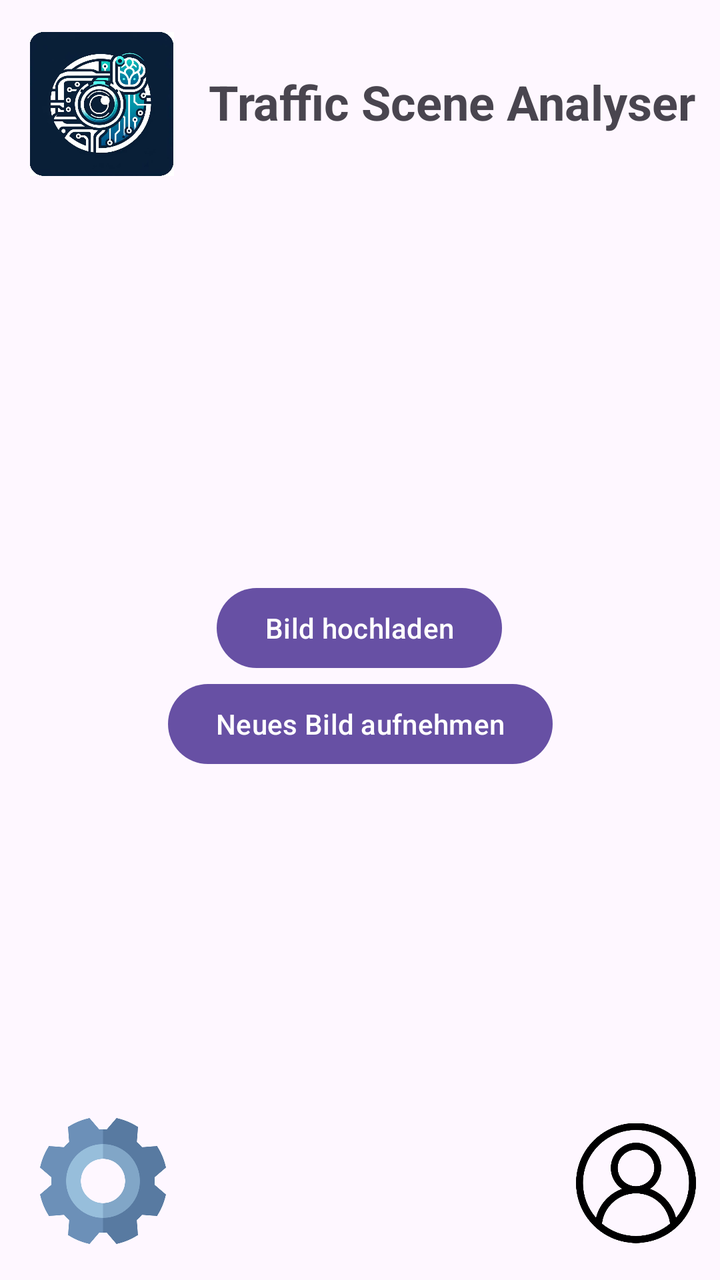
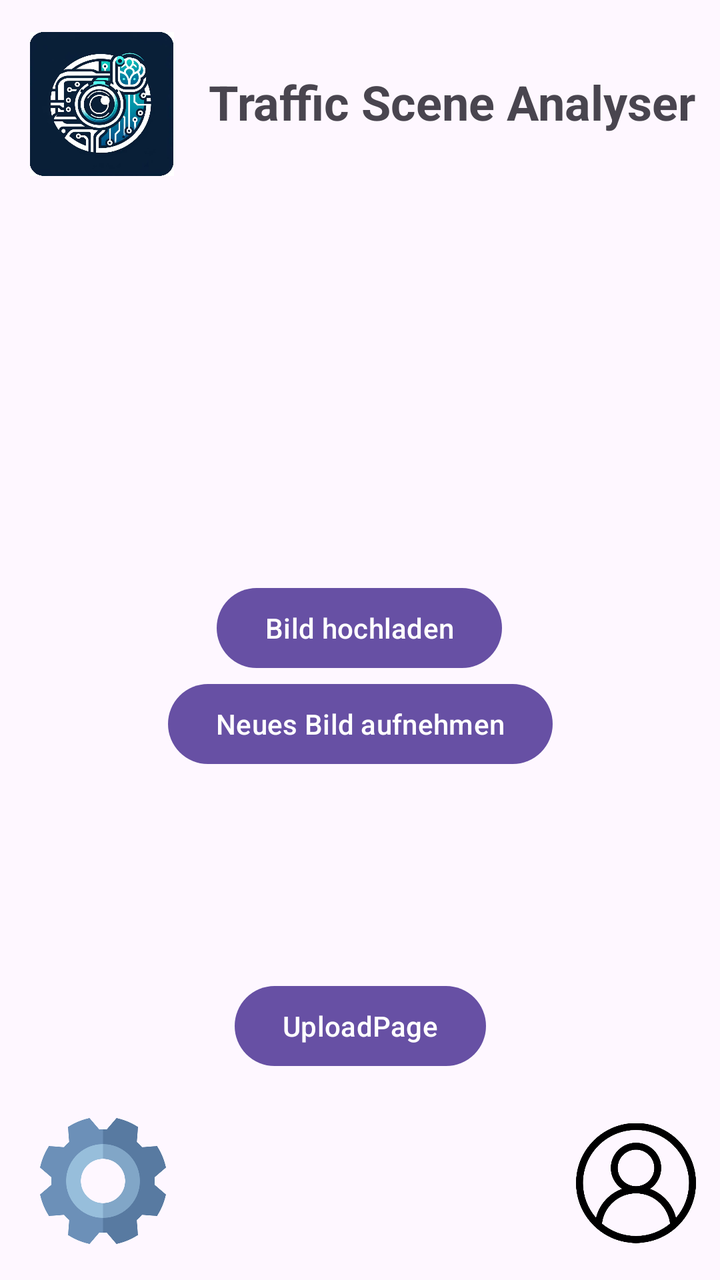

An Android layout rendered at two revisions. The XML below is the earlier revision; the diff shows what the commit changed to produce the second picture.
<!-- AndroidManifest.xml: application theme Theme.TrafficSceneAnalyser -->
<!-- res/layout/activity_main.xml -->
<?xml version="1.0" encoding="utf-8"?>
<androidx.constraintlayout.widget.ConstraintLayout xmlns:android="http://schemas.android.com/apk/res/android"
    xmlns:app="http://schemas.android.com/apk/res-auto"
    xmlns:tools="http://schemas.android.com/tools"
    android:id="@+id/main"
    android:layout_width="match_parent"
    android:layout_height="match_parent"
    android:background="?attr/selectableItemBackgroundBorderless"
    tools:context=".MainActivity">

    <ImageView
        android:id="@+id/logo"
        android:layout_width="75dp"
        android:layout_height="72dp"
        android:layout_marginTop="16dp"
        android:contentDescription="@string/app_name"
        android:padding="0dp"
        android:src="@drawable/test"
        app:layout_constraintEnd_toEndOf="parent"
        app:layout_constraintHorizontal_bias="0.047"
        app:layout_constraintStart_toStartOf="parent"
        app:layout_constraintTop_toTopOf="parent"
        app:srcCompat="@drawable/test" />

    <TextView
        android:id="@+id/textViewAppName"
        android:layout_width="306dp"
        android:layout_height="70dp"
        android:layout_marginTop="16dp"
        android:gravity="center_vertical"
        android:padding="16dp"
        android:text="@string/app_name"
        android:textSize="24sp"
        android:textStyle="bold"
        app:layout_constraintEnd_toEndOf="parent"
        app:layout_constraintHorizontal_bias="0.0"
        app:layout_constraintStart_toEndOf="@+id/logo"
        app:layout_constraintTop_toTopOf="parent" />

    <Button
        android:id="@+id/button2"
        android:layout_width="wrap_content"
        android:layout_height="wrap_content"
        android:layout_marginTop="204dp"
        android:text="@string/upload_image"
        app:layout_constraintBottom_toBottomOf="parent"
        app:layout_constraintEnd_toEndOf="parent"
        app:layout_constraintHorizontal_bias="0.498"
        app:layout_constraintStart_toStartOf="parent"
        app:layout_constraintTop_toBottomOf="@+id/textViewAppName"
        app:layout_constraintVertical_bias="0.0" />

    <Button
        android:id="@+id/button3"
        android:layout_width="wrap_content"
        android:layout_height="wrap_content"
        android:text="@string/take_photo"
        app:layout_constraintEnd_toEndOf="parent"
        app:layout_constraintStart_toStartOf="parent"
        app:layout_constraintTop_toBottomOf="@+id/button2" />

    <ImageView
        android:id="@+id/profile"
        android:layout_width="60dp"
        android:layout_height="65dp"
        android:layout_marginEnd="12dp"
        android:layout_marginBottom="16dp"
        android:contentDescription="@string/profile"
        android:onClick="goToProfile"
        app:layout_constraintBottom_toBottomOf="parent"
        app:layout_constraintEnd_toEndOf="parent"
        app:srcCompat="@drawable/user" />

    <ImageView
        android:id="@+id/imageView2"
        android:layout_width="63dp"
        android:layout_height="67dp"
        android:layout_marginStart="20dp"
        android:layout_marginBottom="16dp"
        android:contentDescription="@string/settings"
        android:onClick="goToSettings"
        app:layout_constraintBottom_toBottomOf="parent"
        app:layout_constraintStart_toStartOf="parent"
        app:srcCompat="@drawable/cogwheel" />


</androidx.constraintlayout.widget.ConstraintLayout>
<!-- resources referenced by this layout -->
<resources>
  <!-- drawable cogwheel: png bitmap (drawable, 25389 bytes) -->
  <!-- drawable test: png bitmap (drawable, 583170 bytes) -->
  <!-- drawable user: png bitmap (drawable, 24852 bytes) -->
  <string name="app_name">Traffic Scene Analyser</string>
  <string name="profile">Zum Profil wechseln</string>
  <string name="settings">Zu den Einstellungen wechseln</string>
  <string name="take_photo">Neues Bild aufnehmen</string>
  <string name="upload_image">Bild hochladen</string>
  <style name="Theme.TrafficSceneAnalyser" parent="Base.Theme.TrafficSceneAnalyser" />
  <style name="Base.Theme.TrafficSceneAnalyser" parent="Theme.Material3.DayNight.NoActionBar">
          
          
      </style>
</resources>

<!-- the commit's change to res/layout/activity_main.xml (unified diff, before → after) -->
@@ -83,5 +83,16 @@
         app:layout_constraintStart_toStartOf="parent"
         app:srcCompat="@drawable/cogwheel" />
 
+    <Button
+        android:id="@+id/button5"
+        android:layout_width="wrap_content"
+        android:layout_height="wrap_content"
+        android:onClick="goToUploadPage"
+        android:text="UploadPage"
+        app:layout_constraintBottom_toBottomOf="parent"
+        app:layout_constraintEnd_toEndOf="parent"
+        app:layout_constraintStart_toStartOf="parent"
+        app:layout_constraintTop_toBottomOf="@+id/button3" />
+
 
 </androidx.constraintlayout.widget.ConstraintLayout>
